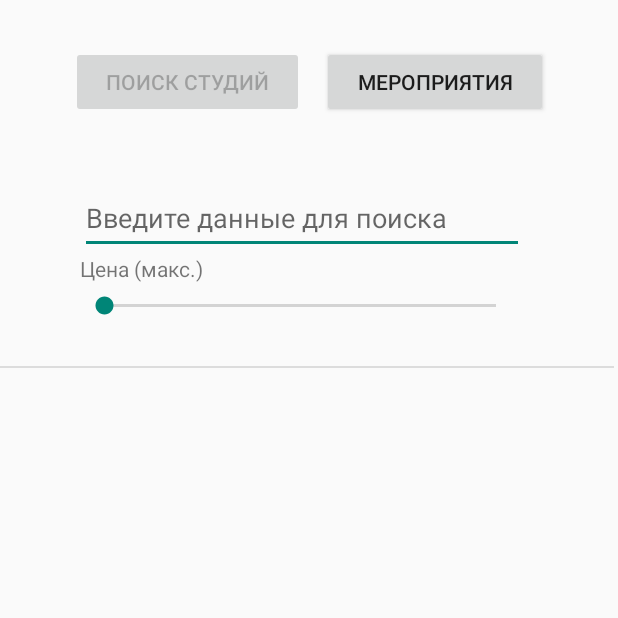
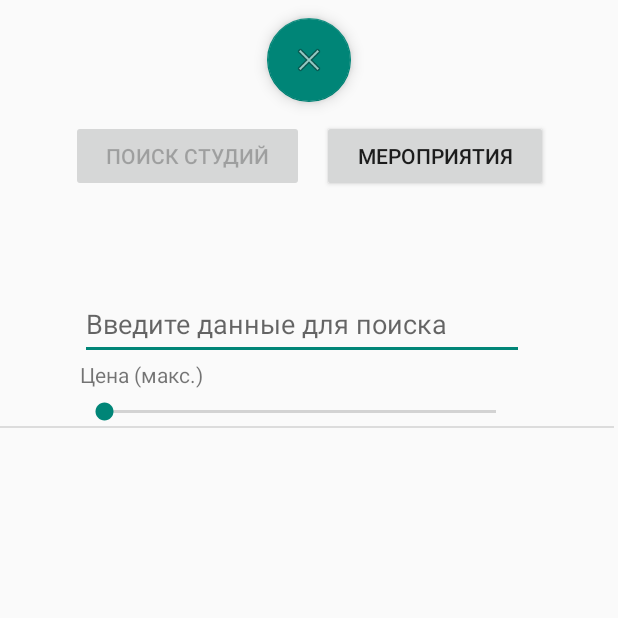
Before and after one commit to Nastya880/app_for_podss, an Android app: the FindActivity screen opened directly, with no data from a screen before it, on a phone screen of 412 x 824 dp, the top half of it. Run offline under Robolectric (Android 15) with nearby library versions, the phone set to English and light mode, and no system bars; 2 statements that could not run were skipped.

Commit message:
Добавила широту и долготу. Сделан выход из find.

```diff
--- a/app/src/main/java/com/application/EventPojo.java
+++ b/app/src/main/java/com/application/EventPojo.java
@@ -26,9 +26,7 @@ public class EventPojo extends Pojo{
     }
 
     @Override
-    public String toString()
-    {
-        //настройка как мероприятие отображается в списке
+    public String toString() {
         return "EventPojo{" +
                 "id=" + id +
                 ", name='" + name + '\'' +
--- a/app/src/main/java/com/application/FindActivity.java
+++ b/app/src/main/java/com/application/FindActivity.java
@@ -1,6 +1,4 @@
 package com.application;
-
-import androidx.appcompat.app.AppCompatActivity;
 
 import android.content.Intent;
 import android.os.Bundle;
@@ -15,6 +13,8 @@ import android.widget.ListView;
 import android.widget.SeekBar;
 import android.widget.TextView;
 
+import androidx.appcompat.app.AppCompatActivity;
+
 import java.util.ArrayList;
 
 public class FindActivity extends AppCompatActivity {
@@ -28,6 +28,8 @@ public class FindActivity extends AppCompatActivity {
     SeekBar costSeekBar;
     TextView costTextView;
 
+    ListView list;
+
     boolean flag = true;
 
     public static ArrayList<EventPojo> events = new ArrayList<>();
@@ -39,7 +41,7 @@ public class FindActivity extends AppCompatActivity {
     protected void onCreate(Bundle savedInstanceState) {
         super.onCreate(savedInstanceState);
         setContentView(R.layout.activity_find);
-        ListView list = (ListView) findViewById(R.id.list);
+        list = (ListView) findViewById(R.id.list);
         adapter = new ArrayAdapter<String>(this,
                 android.R.layout.simple_list_item_1,
                 listItems);
@@ -54,10 +56,11 @@ public class FindActivity extends AppCompatActivity {
             @Override
             public void onItemClick(AdapterView<?> parent, View view,
                                     int position, long id) {
-                showMaps(position);
+                if (flag) {
+                    showMaps(position);
+                }
             }
         });
-
 
 
         costSeekBar.setOnSeekBarChangeListener(new SeekBar.OnSeekBarChangeListener() {
@@ -103,7 +106,12 @@ public class FindActivity extends AppCompatActivity {
         refreshList();
     }
 
-    public void showMaps(int index){
+    public void close(View view) {
+        Intent intent = new Intent(this, MainActivity.class);
+        startActivity(intent);
+    }
+
+    public void showMaps(int index) {
         MapsActivity.currentStudioPojo = studios.get(index);
         Intent intent = new Intent(this, MapsActivity.class);
         startActivity(intent);
--- a/app/src/main/java/com/application/LoginActivity.java
+++ b/app/src/main/java/com/application/LoginActivity.java
@@ -33,6 +33,11 @@ public class LoginActivity extends AppCompatActivity {
         return true;
     }
 
+    public void close(View view) {
+        Intent intent = new Intent(this, MainActivity.class);
+        startActivity(intent);
+    }
+
 
     public void click(View view) {
         if (checkCorrect(phoneEditText.getText().toString())) {
--- a/app/src/main/res/layout/activity_find.xml
+++ b/app/src/main/res/layout/activity_find.xml
@@ -6,12 +6,24 @@
     android:layout_height="match_parent"
     tools:context=".FindActivity">
 
+    <com.google.android.material.floatingactionbutton.FloatingActionButton
+        android:id="@+id/findActivityCloseButton"
+        android:layout_width="wrap_content"
+        android:layout_height="wrap_content"
+        android:clickable="true"
+        android:onClick="close"
+        app:layout_constraintBottom_toTopOf="@+id/linearLayout"
+        app:layout_constraintEnd_toEndOf="parent"
+        app:layout_constraintStart_toStartOf="parent"
+        app:layout_constraintTop_toTopOf="parent"
+        app:srcCompat="@android:drawable/ic_menu_close_clear_cancel" />
+
     <LinearLayout
         android:id="@+id/linearLayout"
         android:layout_width="318dp"
         android:layout_height="60dp"
+        android:layout_marginTop="80dp"
         android:orientation="horizontal"
-        app:layout_constraintBottom_toTopOf="@+id/linearLayout2"
         app:layout_constraintEnd_toEndOf="parent"
         app:layout_constraintStart_toStartOf="parent"
         app:layout_constraintTop_toTopOf="parent">
@@ -38,7 +50,7 @@
         android:id="@+id/divider3"
         android:layout_width="409dp"
         android:layout_height="1dp"
-        android:layout_marginTop="244dp"
+        android:layout_marginTop="284dp"
         android:background="?android:attr/listDivider"
         app:layout_constraintStart_toStartOf="parent"
         app:layout_constraintTop_toTopOf="parent" />
@@ -47,11 +59,10 @@
         android:id="@+id/list"
         android:layout_width="349dp"
         android:layout_height="401dp"
-        android:layout_marginTop="36dp"
         app:layout_constraintBottom_toBottomOf="parent"
         app:layout_constraintEnd_toEndOf="parent"
         app:layout_constraintStart_toStartOf="parent"
-        app:layout_constraintTop_toBottomOf="@+id/divider3" />
+        app:layout_constraintTop_toTopOf="@+id/divider3" />
 
     <LinearLayout
         android:id="@+id/linearLayout2"
@@ -61,7 +72,7 @@
         app:layout_constraintBottom_toTopOf="@+id/list"
         app:layout_constraintEnd_toEndOf="parent"
         app:layout_constraintStart_toStartOf="parent"
-        app:layout_constraintTop_toTopOf="parent">
+        app:layout_constraintTop_toBottomOf="@+id/linearLayout">
 
         <EditText
             android:id="@+id/searchDataEditText"
```
Also changed, not shown: app/src/main/java/com/application/APIHandler.java (+11 -5 lines), app/src/main/java/com/application/MapsActivity.java (+6 -6 lines), app/src/main/java/com/application/StudioPojo.java (+22 -3 lines).
